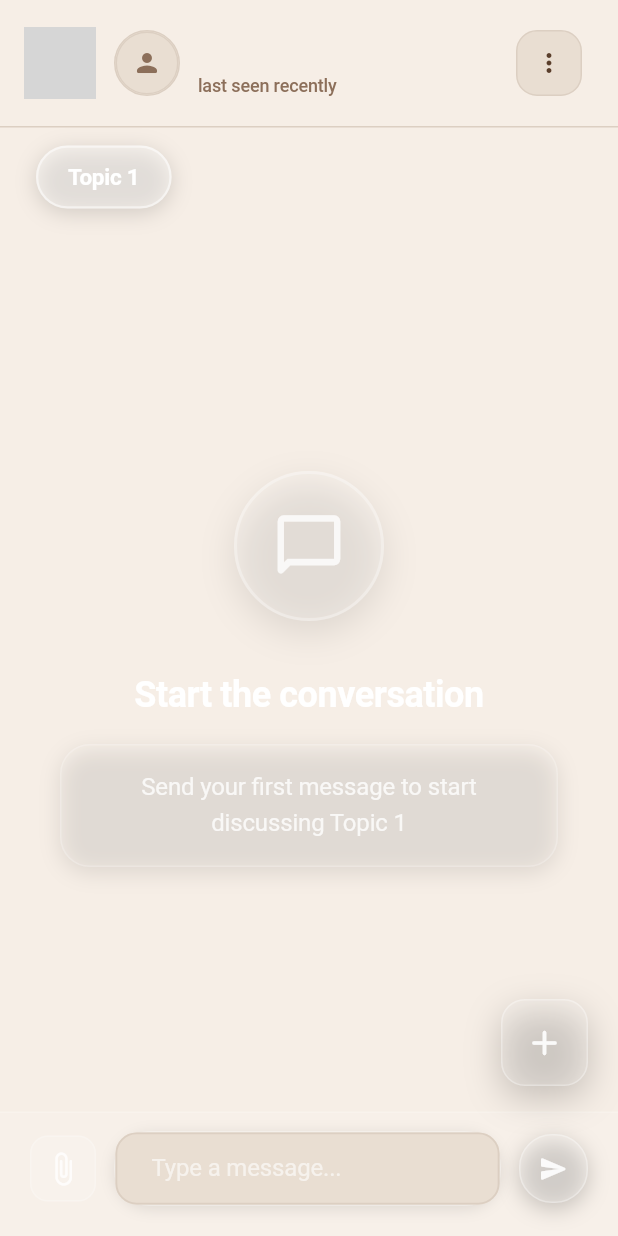
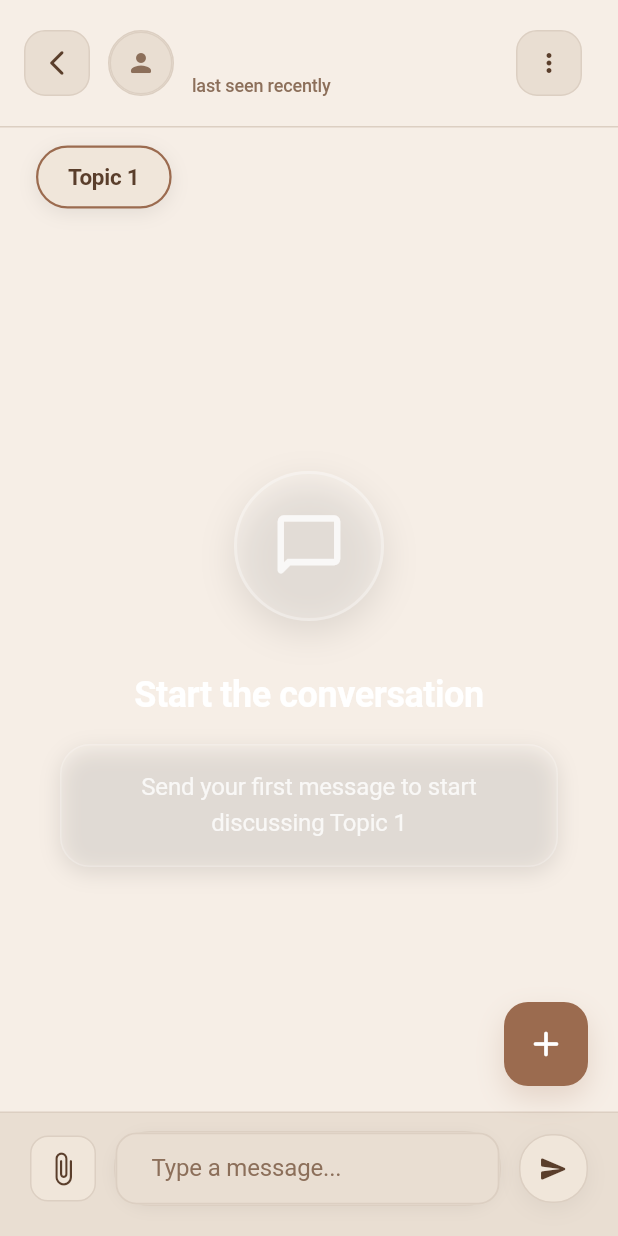
Before and after one commit to Nur281095/TheTabs, a Flutter app: the ChatScreen screen opened directly with empty values, after a tap on the "add" icon, on a phone screen of 412 x 824 dp. Run offline on Flutter 3.47's test engine with Material 3 defaults, Android fonts, the phone set to English and light mode, and no system bars; our stand-ins replace cloud_firestore, country_picker, file_picker, firebase_auth, firebase_core, firebase_storage and 2 more; accounts and stored records are empty; network calls fail; Roboto replaces fonts that are missing (SF Pro Display); grey boxes are pictures that could not be loaded.

Commit message:
Unify chat and profile colors

```diff
--- a/lib/screens/chat_screen.dart
+++ b/lib/screens/chat_screen.dart
@@ -300,6 +300,26 @@ class _ChatScreenState extends State<ChatScreen> with TickerProviderStateMixin {
         ),
       ),
       floatingActionButton: null,
+    );
+  }
+
+  Widget _buildIconButton({required IconData icon, required VoidCallback onTap}) {
+    return GestureDetector(
+      onTap: onTap,
+      child: Container(
+        width: 44,
+        height: 44,
+        decoration: BoxDecoration(
+          color: AppColors.surface,
+          borderRadius: BorderRadius.circular(14),
+          border: Border.all(color: AppColors.border),
+        ),
+        child: Icon(
+          icon,
+          color: AppColors.textPrimary,
+          size: 20,
+        ),
+      ),
     );
   }
 
@@ -464,20 +484,16 @@ class _ChatScreenState extends State<ChatScreen> with TickerProviderStateMixin {
               height: 42,
               padding: const EdgeInsets.symmetric(horizontal: 20),
                 decoration: BoxDecoration(
-                color: isSelected
-                    ? Colors.white.withOpacity(0.35)
-                    : Colors.white.withOpacity(0.15),
+                  color: isSelected ? AppColors.surfaceBright : AppColors.surface,
                   borderRadius: BorderRadius.circular(21),
                   border: Border.all(
-                  color: isSelected
-                      ? Colors.white.withOpacity(0.5)
-                      : Colors.white.withOpacity(0.25),
+                    color: isSelected ? AppColors.primary : AppColors.border,
                     width: isSelected ? 1.5 : 1,
                   ),
                   boxShadow: [
                     BoxShadow(
-                    color: Colors.black.withOpacity(isSelected ? 0.15 : 0.08),
-                    blurRadius: isSelected ? 12 : 8,
+                      color: Colors.black.withOpacity(isSelected ? 0.08 : 0.05),
+                      blurRadius: isSelected ? 10 : 6,
                       offset: Offset(0, isSelected ? 3 : 2),
                     ),
                   ],
@@ -488,7 +504,7 @@ class _ChatScreenState extends State<ChatScreen> with TickerProviderStateMixin {
                     style: TextStyle(
                       fontSize: 15,
                       fontWeight: FontWeight.w700,
-                    color: Colors.white.withOpacity(isSelected ? 1.0 : 0.85),
+                      color: isSelected ? AppColors.textPrimary : AppColors.textSecondary,
                       letterSpacing: -0.2,
                     ),
                     textAlign: TextAlign.center,
@@ -504,16 +520,12 @@ class _ChatScreenState extends State<ChatScreen> with TickerProviderStateMixin {
   Widget _buildFloatingActionButton() {
     return Container(
       decoration: BoxDecoration(
-        color: Colors.white.withOpacity(0.15),
+        color: AppColors.primary,
         borderRadius: BorderRadius.circular(16),
-        border: Border.all(
-          color: Colors.white.withOpacity(0.3),
-          width: 1,
-        ),
         boxShadow: [
           BoxShadow(
-            color: Colors.black.withOpacity(0.2),
-            blurRadius: 20,
+            color: AppColors.primary.withOpacity(0.2),
+            blurRadius: 16,
             offset: const Offset(0, 8),
           ),
         ],
@@ -527,19 +539,17 @@ class _ChatScreenState extends State<ChatScreen> with TickerProviderStateMixin {
         backgroundColor: Colors.transparent,
         elevation: 0,
         child: isCreatingTab
-            ? SizedBox(
+            ? const SizedBox(
                 width: 24,
                 height: 24,
                 child: CircularProgressIndicator(
                   strokeWidth: 2,
-                  valueColor: AlwaysStoppedAnimation<Color>(
-                    Colors.white.withOpacity(0.9),
-                  ),
+                  valueColor: AlwaysStoppedAnimation<Color>(Colors.white),
                 ),
               )
-            : Icon(
+            : const Icon(
                 Icons.add_rounded,
-                color: Colors.white.withOpacity(0.9),
+                color: Colors.white,
                 size: 28,
               ),
       ),
@@ -698,10 +708,10 @@ class _ChatScreenState extends State<ChatScreen> with TickerProviderStateMixin {
           ),
       child: Text(
         date,
-            style: TextStyle(
+        style: const TextStyle(
           fontSize: 12,
           fontWeight: FontWeight.w600,
-              color: Colors.white.withOpacity(0.8),
+          color: AppColors.textSecondary,
           letterSpacing: 0.5,
         ),
       ),
@@ -729,23 +739,9 @@ class _ChatScreenState extends State<ChatScreen> with TickerProviderStateMixin {
                 constraints: _getBubbleConstraints(message),
                 padding: const EdgeInsets.symmetric(horizontal: 16, vertical: 12),
                 decoration: BoxDecoration(
-                gradient: message.senderId == _authService.currentUserId
-                    ? LinearGradient(
-                        begin: Alignment.topLeft,
-                        end: Alignment.bottomRight,
-                        colors: [
-                          Colors.white.withOpacity(0.3),
-                          Colors.white.withOpacity(0.2),
-                        ],
-                      )
-                    : LinearGradient(
-                        begin: Alignment.topLeft,
-                        end: Alignment.bottomRight,
-                        colors: [
-                          Colors.white.withOpacity(0.2),
-                          Colors.white.withOpacity(0.12),
-                        ],
-                      ),
+                  color: message.senderId == _authService.currentUserId
+                      ? AppColors.primary.withOpacity(0.12)
+                      : AppColors.surface,
                   borderRadius: BorderRadius.only(
                     topLeft: const Radius.circular(20),
                     topRight: const Radius.circular(20),
@@ -758,14 +754,14 @@ class _ChatScreenState extends State<ChatScreen> with TickerProviderStateMixin {
                   ),
                   border: Border.all(
                     color: message.senderId == _authService.currentUserId
-                      ? Colors.white.withOpacity(0.3)
-                      : Colors.white.withOpacity(0.25),
+                        ? AppColors.primary.withOpacity(0.35)
+                        : AppColors.border,
                     width: 1,
                   ),
                   boxShadow: [
                     BoxShadow(
-                    color: Colors.black.withOpacity(0.15),
-                    blurRadius: 12,
+                      color: Colors.black.withOpacity(0.06),
+                      blurRadius: 10,
                       offset: const Offset(0, 4),
                     ),
                   ],
@@ -783,10 +779,10 @@ class _ChatScreenState extends State<ChatScreen> with TickerProviderStateMixin {
                             children: [
                               Text(
                                 _formatTime(message.sentAt),
-                            style: TextStyle(
+                                style: const TextStyle(
                                   fontSize: 11,
-                              fontWeight: FontWeight.w400,
-                              color: Colors.white.withOpacity(0.7),
+                                  fontWeight: FontWeight.w500,
+                                  color: AppColors.textSecondary,
                                 ),
                               ),
                           if (message.senderId == _authService.currentUserId) ...[
@@ -794,7 +790,7 @@ class _ChatScreenState extends State<ChatScreen> with TickerProviderStateMixin {
                                 Icon(
                                   _getStatusIcon(message),
                                   size: 14,
-                              color: Colors.white.withOpacity(0.8),
+                                  color: AppColors.textSecondary,
                                 ),
                               ],
                             ],
@@ -816,10 +812,10 @@ class _ChatScreenState extends State<ChatScreen> with TickerProviderStateMixin {
                           children: [
                               Text(
                                 _formatTime(message.sentAt),
-                              style: TextStyle(
+                                style: const TextStyle(
                                   fontSize: 11,
-                                fontWeight: FontWeight.w400,
-                                color: Colors.white.withOpacity(0.7),
+                                  fontWeight: FontWeight.w500,
+                                  color: AppColors.textSecondary,
                                 ),
                               ),
                             if (message.senderId == _authService.currentUserId) ...[
@@ -827,7 +823,7 @@ class _ChatScreenState extends State<ChatScreen> with TickerProviderStateMixin {
                                 Icon(
                                   _getStatusIcon(message),
                                   size: 14,
-                                color: Colors.white.withOpacity(0.8),
+                                  color: AppColors.textSecondary,
                                 ),
                               ],
                             ],
@@ -896,12 +892,10 @@ class _ChatScreenState extends State<ChatScreen> with TickerProviderStateMixin {
       case MessageType.text:
           return Text(
             message.content ?? '',
-          style: TextStyle(
+            style: const TextStyle(
               fontSize: 15,
-            fontWeight: FontWeight.w400,
-            color: message.isFromCurrentUser(_authService.currentUserId ?? '')
-                ? Colors.white
-                : const Color(0xFF1A1A1A),
+              fontWeight: FontWeight.w500,
+              color: AppColors.textPrimary,
               height: 1.3,
               letterSpacing: -0.1,
             ),
@@ -923,12 +917,10 @@ class _ChatScreenState extends State<ChatScreen> with TickerProviderStateMixin {
           if ((message.content ?? '').isNotEmpty) ...[
             Text(
               message.content ?? '',
-            style: TextStyle(
+              style: const TextStyle(
                 fontSize: 15,
-              fontWeight: FontWeight.w400,
-              color: isFromCurrentUser
-                  ? Colors.white
-                  : const Color(0xFF1A1A1A),
+                fontWeight: FontWeight.w500,
+                color: AppColors.textPrimary,
                 height: 1.3,
                 letterSpacing: -0.1,
               ),
@@ -1196,10 +1188,10 @@ class _ChatScreenState extends State<ChatScreen> with TickerProviderStateMixin {
     return Container(
       padding: const EdgeInsets.fromLTRB(20, 12, 20, 20),
       decoration: BoxDecoration(
-        color: Colors.white.withOpacity(0.1),
-        border: Border(
+        color: AppColors.surface,
+        border: const Border(
           top: BorderSide(
-            color: Colors.white.withOpacity(0.2),
+            color: AppColors.border,
             width: 1,
           ),
         ),
@@ -1213,10 +1205,10 @@ class _ChatScreenState extends State<ChatScreen> with TickerProviderStateMixin {
                 margin: const EdgeInsets.only(bottom: 12),
                 padding: const EdgeInsets.all(12),
                 decoration: BoxDecoration(
-                  color: Colors.white.withOpacity(0.15),
+                  color: AppColors.surfaceBright,
                   borderRadius: BorderRadius.circular(12),
                   border: Border.all(
-                    color: Colors.white.withOpacity(0.2),
+                    color: AppColors.border,
                     width: 1,
                   ),
                 ),
@@ -1229,7 +1221,7 @@ class _ChatScreenState extends State<ChatScreen> with TickerProviderStateMixin {
                         value: _uploadProgress,
                         strokeWidth: 2,
                         valueColor: AlwaysStoppedAnimation<Color>(
-                          Colors.white.withOpacity(0.8),
+                          AppColors.primary,
                         ),
                       ),
                     ),
@@ -1238,7 +1230,7 @@ class _ChatScreenState extends State<ChatScreen> with TickerProviderStateMixin {
                       child: Text(
                         _uploadingFileName ?? 'Uploading...',
                         style: TextStyle(
-                          color: Colors.white.withOpacity(0.8),
+                          color: AppColors.textPrimary,
                           fontSize: 14,
                           fontWeight: FontWeight.w500,
                         ),
@@ -1248,7 +1240,7 @@ class _ChatScreenState extends State<ChatScreen> with TickerProviderStateMixin {
                     Text(
                       '${(_uploadProgress * 100).toInt()}%',
                       style: TextStyle(
-                        color: Colors.white.withOpacity(0.8),
+                        color: AppColors.textSecondary,
                         fontSize: 12,
                         fontWeight: FontWeight.w600,
                       ),
@@ -1270,16 +1262,16 @@ class _ChatScreenState extends State<ChatScreen> with TickerProviderStateMixin {
                       width: 44,
                       height: 44,
                       decoration: BoxDecoration(
-                          color: Colors.white.withOpacity(_isUploading ? 0.1 : 0.15),
+                        color: _isUploading ? AppColors.surface : AppColors.surfaceBright,
                         borderRadius: BorderRadius.circular(12),
                         border: Border.all(
-                            color: Colors.white.withOpacity(0.2),
+                          color: AppColors.border,
                           width: 1,
                         ),
                       ),
                       child: Icon(
                         Icons.attach_file_rounded,
-                          color: Colors.white.withOpacity(_isUploading ? 0.5 : 0.8),
+                        color: _isUploading ? AppColors.muted : AppColors.textPrimary,
                         size: 24,
                       ),
                     ),
@@ -1289,15 +1281,15 @@ class _ChatScreenState extends State<ChatScreen> with TickerProviderStateMixin {
             Expanded(
             child: Container(
               decoration: BoxDecoration(
-                  color: Colors.white.withOpacity(0.15),
+                color: AppColors.surfaceBright,
                 borderRadius: BorderRadius.circular(24),
                 border: Border.all(
-                    color: Colors.white.withOpacity(0.2),
+                  color: AppColors.border,
                   width: 1,
                 ),
                 boxShadow: [
                   BoxShadow(
-                      color: Colors.black.withOpacity(0.1),
+                    color: Colors.black.withOpacity(0.05),
                     blurRadius: 8,
                     offset: const Offset(0, 2),
                   ),
@@ -1308,7 +1300,7 @@ class _ChatScreenState extends State<ChatScreen> with TickerProviderStateMixin {
                 decoration: InputDecoration(
                   hintText: 'Type a message...',
                   hintStyle: TextStyle(
-                      color: Colors.white.withOpacity(0.6),
+                    color: AppColors.textSecondary,
                     fontSize: 16,
                     fontWeight: FontWeight.w400,
                   ),
@@ -1321,7 +1313,7 @@ class _ChatScreenState extends State<ChatScreen> with TickerProviderStateMixin {
                 style: const TextStyle(
                   fontSize: 16,
                   fontWeight: FontWeight.w400,
-                    color: Colors.white,
+                  color: AppColors.textPrimary,
                 ),
                 maxLines: null,
                 textInputAction: TextInputAction.newline,
@@ -1331,15 +1323,15 @@ class _ChatScreenState extends State<ChatScreen> with TickerProviderStateMixin {
               const SizedBox(width: 12),
               Container(
               decoration: BoxDecoration(
-                color: Colors.white.withOpacity(0.2),
+                color: AppColors.surfaceBright,
                 borderRadius: BorderRadius.circular(22),
                 border: Border.all(
-                  color: Colors.white.withOpacity(0.3),
+                  color: AppColors.border,
                   width: 1,
                 ),
                 boxShadow: [
                   BoxShadow(
-                    color: Colors.black.withOpacity(0.2),
+                    color: Colors.black.withOpacity(0.05),
                     blurRadius: 12,
                     offset: const Offset(0, 4),
                   ),
@@ -1355,7 +1347,7 @@ class _ChatScreenState extends State<ChatScreen> with TickerProviderStateMixin {
                   height: 44,
                   child: Icon(
                     Icons.send_rounded,
-                      color: Colors.white.withOpacity(0.9),
+                    color: AppColors.textPrimary,
                     size: 20,
                   ),
                 ),
@@ -1382,37 +1374,44 @@ class _ChatScreenState extends State<ChatScreen> with TickerProviderStateMixin {
               width: 80,
               height: 80,
               decoration: BoxDecoration(
-                color: Colors.white.withOpacity(0.15),
+                color: AppColors.surfaceBright,
                 borderRadius: BorderRadius.circular(40),
                 border: Border.all(
-                  color: Colors.white.withOpacity(0.2),
+                  color: AppColors.border,
                   width: 1,
                 ),
+                boxShadow: [
+                  BoxShadow(
+                    color: Colors.black.withOpacity(0.05),
+                    blurRadius: 12,
+                    offset: const Offset(0, 4),
+                  ),
+                ],
               ),
               child: const Center(
                 child: CircularProgressIndicator(
-                  valueColor: AlwaysStoppedAnimation<Color>(Colors.white),
+                  valueColor: AlwaysStoppedAnimation<Color>(AppColors.primary),
                   strokeWidth: 3,
                 ),
               ),
             ),
             const SizedBox(height: 24),
             // Loading text
-            Text(
+            const Text(
               'Loading conversation...',
               style: TextStyle(
                 fontSize: 18,
-                color: Colors.white.withOpacity(0.9),
+                color: AppColors.textPrimary,
                 fontWeight: FontWeight.w600,
                 letterSpacing: -0.2,
               ),
             ),
             const SizedBox(height: 8),
-            Text(
+            const Text(
               'Please wait while we set up your chat',
               style: TextStyle(
                 fontSize: 14,
-                color: Colors.white.withOpacity(0.7),
+                color: AppColors.textSecondary,
                 fontWeight: FontWeight.w400,
               ),
               textAlign: TextAlign.center,
@@ -1431,10 +1430,10 @@ class _ChatScreenState extends State<ChatScreen> with TickerProviderStateMixin {
                       width: MediaQuery.of(context).size.width * (0.5 + (i * 0.1)),
                       height: 48,
                       decoration: BoxDecoration(
-                        color: Colors.white.withOpacity(0.1),
+                        color: AppColors.surface,
                         borderRadius: BorderRadius.circular(20),
                         border: Border.all(
-                          color: Colors.white.withOpacity(0.15),
+                          color: AppColors.border,
                           width: 1,
                         ),
                       ),
```
Also changed, not shown: lib/screens/user_profile_screen.dart (+86 -110 lines), lib/screens/users_list_screen.dart (+58 -71 lines). Lines whose indentation alone changed are shown as unchanged.
